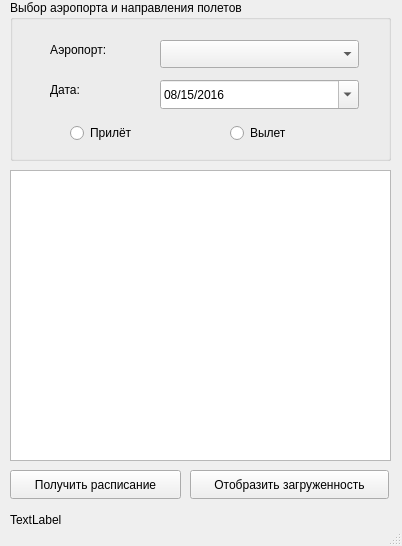
The window that mainwindow.ui (SergeyBeliyus/Airport-1) describes before a commit, drawn with Qt 5.
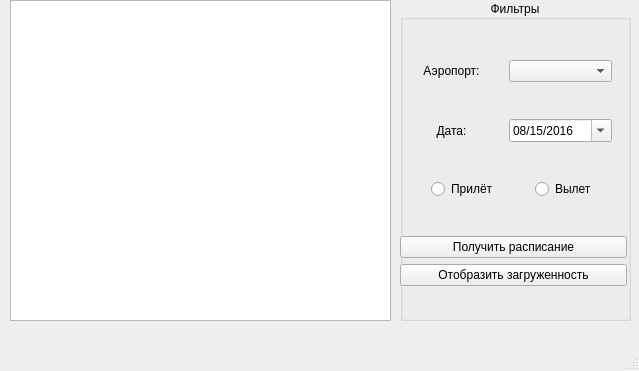
The same window after the commit.

Diff of the .ui file:
```diff
--- a/mainwindow.ui
+++ b/mainwindow.ui
@@ -6,10 +6,16 @@
    <rect>
     <x>0</x>
     <y>0</y>
-    <width>402</width>
-    <height>546</height>
+    <width>639</width>
+    <height>371</height>
    </rect>
   </property>
+  <property name="sizePolicy">
+   <sizepolicy hsizetype="Fixed" vsizetype="Fixed">
+    <horstretch>0</horstretch>
+    <verstretch>0</verstretch>
+   </sizepolicy>
+  </property>
   <property name="windowTitle">
    <string>MainWindow</string>
   </property>
@@ -18,38 +24,12 @@
     <property name="geometry">
      <rect>
       <x>10</x>
-      <y>170</y>
+      <y>0</y>
       <width>381</width>
-      <height>291</height>
+      <height>321</height>
      </rect>
     </property>
    </widget>
-   <widget class="QPushButton" name="btn_getList">
-    <property name="geometry">
-     <rect>
-      <x>10</x>
-      <y>470</y>
-      <width>171</width>
-      <height>29</height>
-     </rect>
-    </property>
-    <property name="text">
-     <string>Получить расписание</string>
-    </property>
-   </widget>
-   <widget class="QPushButton" name="btn_showLoad">
-    <property name="geometry">
-     <rect>
-      <x>190</x>
-      <y>470</y>
-      <width>199</width>
-      <height>29</height>
-     </rect>
-    </property>
-    <property name="text">
-     <string>Отобразить загруженность</string>
-    </property>
-   </widget>
    <widget class="QLabel" name="status">
     <property name="geometry">
      <rect>
@@ -63,40 +43,57 @@
      <string>TextLabel</string>
     </property>
    </widget>
-   <widget class="QGroupBox" name="groupBox">
+   <widget class="QWidget" name="gridLayoutWidget">
     <property name="geometry">
      <rect>
-      <x>10</x>
+      <x>400</x>
       <y>0</y>
-      <width>381</width>
-      <height>161</height>
+      <width>231</width>
+      <height>321</height>
      </rect>
     </property>
+    <layout class="QGridLayout" name="gridLayout_4">
+     <item row="0" column="0">
+      <widget class="QGroupBox" name="groupBox_2">
     <property name="title">
-     <string>Выбор аэропорта и направления полетов</string>
-    </property>
-    <widget class="QLabel" name="label_2">
+        <string>Фильтры</string>
+       </property>
+       <property name="alignment">
+        <set>Qt::AlignCenter</set>
+       </property>
+       <widget class="QWidget" name="gridLayoutWidget_2">
      <property name="geometry">
       <rect>
-       <x>40</x>
-       <y>40</y>
-       <width>91</width>
-       <height>20</height>
-      </rect>
-     </property>
+          <x>0</x>
+          <y>29</y>
+          <width>231</width>
+          <height>291</height>
+         </rect>
+        </property>
+        <layout class="QGridLayout" name="gridLayout_5">
+         <property name="rightMargin">
+          <number>4</number>
+         </property>
+         <item row="1" column="0">
+          <layout class="QHBoxLayout" name="horizontalLayout_11">
+           <property name="sizeConstraint">
+            <enum>QLayout::SetMinimumSize</enum>
+           </property>
+           <property name="rightMargin">
+            <number>15</number>
+           </property>
+           <item>
+            <widget class="QLabel" name="date_label">
      <property name="text">
-      <string>Аэропорт:</string>
-     </property>
-    </widget>
-    <widget class="QDateEdit" name="de_date">
-     <property name="geometry">
-      <rect>
-       <x>150</x>
-       <y>80</y>
-       <width>199</width>
-       <height>29</height>
-      </rect>
-     </property>
+              <string>Дата:</string>
+             </property>
+             <property name="alignment">
+              <set>Qt::AlignCenter</set>
+             </property>
+            </widget>
+           </item>
+           <item>
+            <widget class="QDateEdit" name="de_dates">
      <property name="buttonSymbols">
       <enum>QAbstractSpinBox::NoButtons</enum>
      </property>
@@ -124,61 +121,129 @@
       <bool>true</bool>
      </property>
     </widget>
-    <widget class="QLabel" name="label">
-     <property name="geometry">
-      <rect>
-       <x>40</x>
-       <y>80</y>
-       <width>91</width>
+           </item>
+          </layout>
+         </item>
+         <item row="2" column="0">
+          <layout class="QHBoxLayout" name="horizontalLayout_8">
+           <item>
+            <spacer name="horizontalSpacer_5">
+             <property name="orientation">
+              <enum>Qt::Horizontal</enum>
+             </property>
+             <property name="sizeHint" stdset="0">
+              <size>
+               <width>40</width>
        <height>20</height>
-      </rect>
-     </property>
-     <property name="text">
-      <string>Дата:</string>
-     </property>
-    </widget>
-    <widget class="QRadioButton" name="rb_departure">
-     <property name="geometry">
-      <rect>
-       <x>220</x>
-       <y>120</y>
-       <width>91</width>
-       <height>26</height>
-      </rect>
-     </property>
-     <property name="text">
-      <string>Вылет</string>
-     </property>
-    </widget>
-    <widget class="QComboBox" name="cb_airports">
-     <property name="geometry">
-      <rect>
-       <x>150</x>
-       <y>40</y>
-       <width>199</width>
-       <height>28</height>
-      </rect>
-     </property>
-    </widget>
+              </size>
+             </property>
+            </spacer>
+           </item>
+           <item>
     <widget class="QRadioButton" name="rb_arrival">
-     <property name="geometry">
-      <rect>
-       <x>60</x>
-       <y>120</y>
-       <width>101</width>
-       <height>26</height>
-      </rect>
-     </property>
      <property name="text">
       <string>Прилёт</string>
      </property>
     </widget>
-   </widget>
-   <zorder>groupBox</zorder>
-   <zorder>tableView</zorder>
-   <zorder>btn_getList</zorder>
-   <zorder>btn_showLoad</zorder>
-   <zorder>status</zorder>
+           </item>
+           <item>
+            <spacer name="horizontalSpacer_7">
+             <property name="orientation">
+              <enum>Qt::Horizontal</enum>
+             </property>
+             <property name="sizeHint" stdset="0">
+              <size>
+               <width>40</width>
+               <height>20</height>
+              </size>
+             </property>
+            </spacer>
+           </item>
+           <item>
+            <widget class="QRadioButton" name="rb_departure">
+             <property name="text">
+              <string>Вылет</string>
+             </property>
+            </widget>
+           </item>
+           <item>
+            <spacer name="horizontalSpacer_6">
+             <property name="orientation">
+              <enum>Qt::Horizontal</enum>
+             </property>
+             <property name="sizeHint" stdset="0">
+              <size>
+               <width>40</width>
+               <height>20</height>
+              </size>
+             </property>
+            </spacer>
+           </item>
+          </layout>
+         </item>
+         <item row="0" column="0">
+          <layout class="QHBoxLayout" name="horizontalLayout_10">
+           <property name="sizeConstraint">
+            <enum>QLayout::SetMinimumSize</enum>
+           </property>
+           <property name="rightMargin">
+            <number>15</number>
+           </property>
+           <item>
+            <widget class="QLabel" name="airport_label">
+             <property name="sizePolicy">
+              <sizepolicy hsizetype="Minimum" vsizetype="Preferred">
+               <horstretch>0</horstretch>
+               <verstretch>0</verstretch>
+              </sizepolicy>
+             </property>
+             <property name="text">
+              <string>Аэропорт:</string>
+             </property>
+             <property name="alignment">
+              <set>Qt::AlignCenter</set>
+             </property>
+            </widget>
+           </item>
+           <item>
+            <widget class="QComboBox" name="cb_airport">
+             <property name="sizePolicy">
+              <sizepolicy hsizetype="Preferred" vsizetype="Fixed">
+               <horstretch>0</horstretch>
+               <verstretch>0</verstretch>
+              </sizepolicy>
+             </property>
+             <property name="layoutDirection">
+              <enum>Qt::LeftToRight</enum>
+             </property>
+            </widget>
+           </item>
+          </layout>
+         </item>
+         <item row="3" column="0">
+          <layout class="QVBoxLayout" name="verticalLayout_7">
+           <item>
+            <widget class="QPushButton" name="btn_getList">
+             <property name="text">
+              <string>Получить расписание</string>
+             </property>
+            </widget>
+           </item>
+           <item>
+            <widget class="QPushButton" name="btn_showLoad">
+             <property name="text">
+              <string>Отобразить загруженность</string>
+             </property>
+            </widget>
+           </item>
+          </layout>
+         </item>
+        </layout>
+       </widget>
+      </widget>
+     </item>
+    </layout>
+   </widget>
   </widget>
   <widget class="QMenuBar" name="menubar">
    <property name="geometry">
```
Left out of the diff: 2 changed lines with no effect on the pictures. Lines whose indentation alone changed are shown as unchanged.
